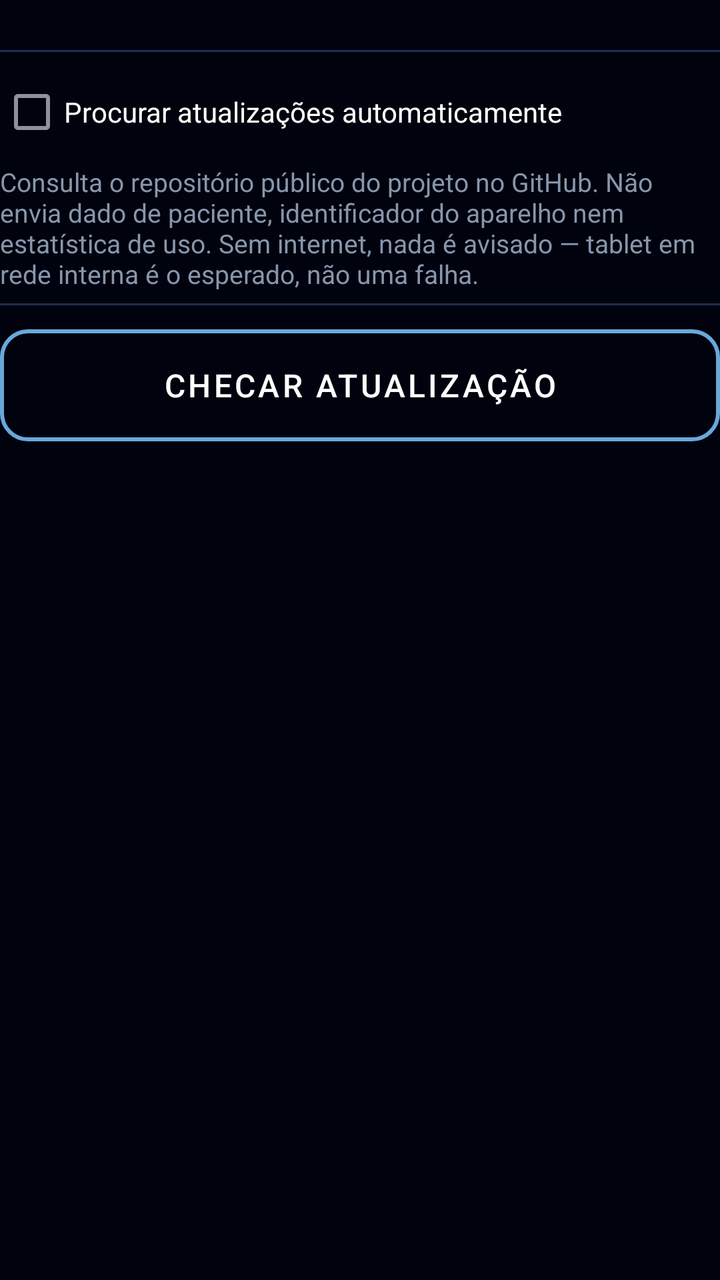
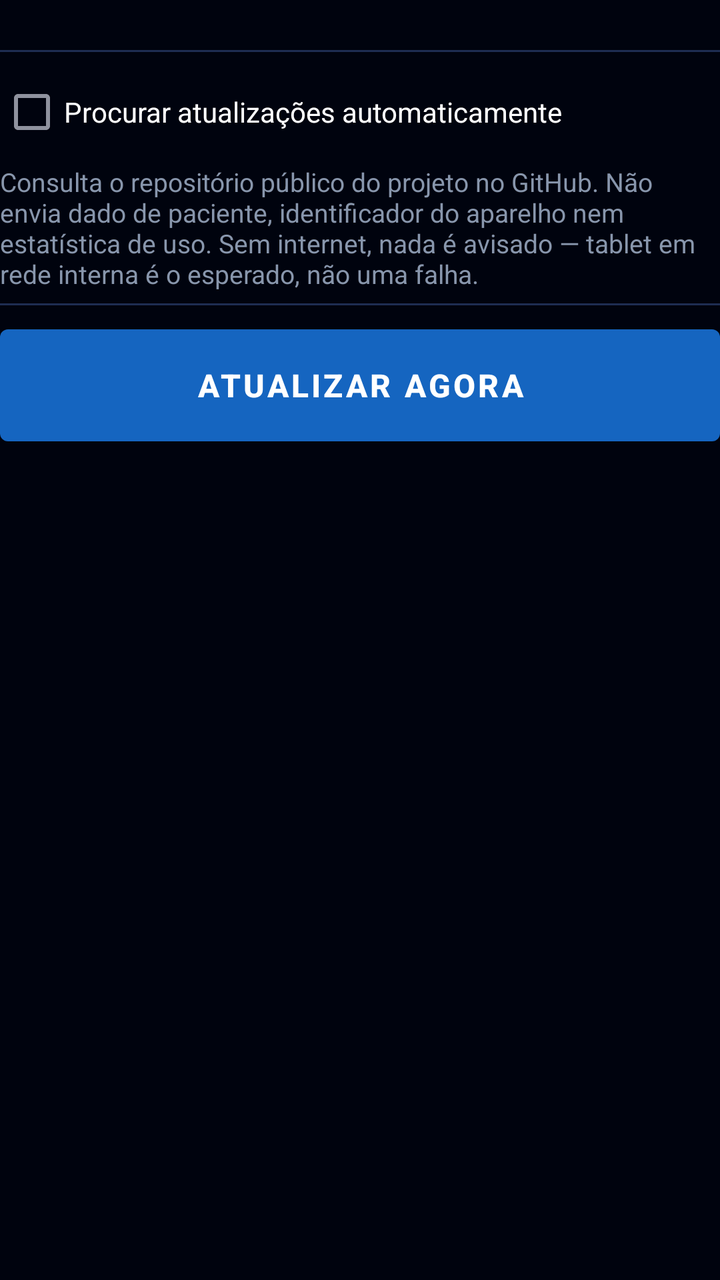

An Android layout rendered at two revisions. The XML below is the earlier revision; the diff shows what the commit changed to produce the second picture.
<!-- AndroidManifest.xml: application theme Theme.Radioterapia -->
<!-- res/layout/group_update.xml -->
<?xml version="1.0" encoding="utf-8"?>
<LinearLayout xmlns:android="http://schemas.android.com/apk/res/android"
    android:layout_width="match_parent"
    android:layout_height="wrap_content"
    android:orientation="vertical">

    <TextView android:id="@+id/txtUpdateInstalada"
        android:layout_width="match_parent"
        android:layout_height="wrap_content"
        android:textSize="14sp"
        android:textColor="@color/text_primary" />

    <View style="@style/SeparadorFino" />

    <CheckBox android:id="@+id/chkUpdateAuto"
        android:layout_width="match_parent"
        android:layout_height="wrap_content"
        android:minHeight="48dp"
        android:text="@string/update_auto_label" />

    <TextView
        android:layout_width="match_parent"
        android:layout_height="wrap_content"
        android:layout_marginTop="2dp"
        android:textSize="13sp"
        android:textColor="@color/text_tertiary"
        android:text="@string/update_auto_hint" />

    <View style="@style/SeparadorFino" />

    <Button android:id="@+id/btnUpdateChecar" style="@style/ButtonSecondary"
        android:layout_width="match_parent"
        android:layout_height="wrap_content"
        android:text="@string/update_check_btn" />

    <TextView android:id="@+id/txtUpdateEstado"
        android:layout_width="match_parent"
        android:layout_height="wrap_content"
        android:layout_marginTop="6dp"
        android:padding="8dp"
        android:textSize="13sp"
        android:textColor="@color/text_secondary" />

    <Button android:id="@+id/btnUpdateAgora" style="@style/ButtonPrimary"
        android:layout_width="match_parent"
        android:layout_height="wrap_content"
        android:layout_marginTop="4dp"
        android:visibility="gone"
        android:text="@string/update_now_btn" />

    <TextView android:id="@+id/txtUpdateNotas"
        android:layout_width="match_parent"
        android:layout_height="wrap_content"
        android:layout_marginTop="6dp"
        android:padding="8dp"
        android:textSize="13sp"
        android:visibility="gone"
        android:background="@drawable/bg_card_warning"
        android:textColor="@color/text_secondary" />

    <Button android:id="@+id/btnUpdatePagina" style="@style/ButtonSecondary"
        android:layout_width="match_parent"
        android:layout_height="wrap_content"
        android:layout_marginTop="4dp"
        android:visibility="gone"
        android:text="@string/update_open_page" />
</LinearLayout>
<!-- resources referenced by this layout -->
<resources>
  <color name="text_primary">#FFFFFF</color>
  <color name="text_secondary">#B8C5D6</color>
  <color name="text_tertiary">#8896AC</color>
  <!-- drawable bg_card_warning (drawable) -->
  <?xml version="1.0" encoding="utf-8"?>
  <shape xmlns:android="http://schemas.android.com/apk/res/android"
      android:shape="rectangle">
      <solid android:color="@color/status_info" />
      <stroke android:width="1dp" android:color="@color/divider" />
      <corners android:radius="8dp" />
  </shape>
  <string name="update_auto_hint">Consulta o repositório público do projeto no GitHub. Não envia dado de paciente, identificador do aparelho nem estatística de uso. Sem internet, nada é avisado — tablet em rede interna é o esperado, não uma falha.</string>
  <string name="update_auto_label">Procurar atualizações automaticamente</string>
  <string name="update_check_btn">Checar atualização</string>
  <string name="update_now_btn">Atualizar agora</string>
  <string name="update_open_page">Abrir a página da versão</string>
  <style name="ButtonPrimary" parent="Widget.MaterialComponents.Button">
          <item name="android:textColor">@color/text_on_dark</item>
          <item name="backgroundTint">@color/brand_primary_dark</item>
          <item name="android:textStyle">bold</item>
          <item name="android:textSize">16sp</item>
          <item name="android:minHeight">68dp</item>
      </style>
  <style name="ButtonSecondary" parent="Widget.MaterialComponents.Button.OutlinedButton">
          <item name="android:textColor">@color/text_primary</item>
          <item name="strokeColor">@color/brand_accent</item>
          <item name="strokeWidth">2dp</item>
          <item name="android:textSize">16sp</item>
          <item name="android:minHeight">68dp</item>
          <item name="cornerRadius">14dp</item>
      </style>
  <style name="SeparadorFino">
          <item name="android:layout_width">match_parent</item>
          <item name="android:layout_height">1dp</item>
          <item name="android:background">@color/divider</item>
          <item name="android:layout_marginTop">6dp</item>
          <item name="android:layout_marginBottom">6dp</item>
      </style>
  <style name="Theme.Radioterapia" parent="Theme.MaterialComponents.NoActionBar">
          <item name="colorPrimary">@color/brand_primary</item>
          <item name="colorPrimaryVariant">@color/brand_primary_dark</item>
          <item name="colorOnPrimary">@color/text_on_dark</item>
          <item name="colorSecondary">@color/brand_accent</item>
          <item name="colorOnSecondary">@color/text_on_dark</item>
  
          <item name="colorSurface">@color/bg_card</item>
          <item name="colorOnSurface">@color/text_primary</item>
          <item name="android:colorBackground">@color/bg_main</item>
          <item name="colorOnBackground">@color/text_primary</item>
  
          <item name="android:textColorPrimary">@color/text_primary</item>
          <item name="android:textColorSecondary">@color/text_secondary</item>
          <item name="android:textColorTertiary">@color/text_tertiary</item>
  
          <item name="android:windowBackground">@color/bg_main</item>
          <item name="android:statusBarColor" tools:targetApi="l">@color/bg_main</item>
          <item name="android:windowLightStatusBar" tools:targetApi="m">false</item>
      </style>
  <color name="status_info">#1A2545</color>
  <color name="divider">#1E2D52</color>
  <color name="text_on_dark">#FFFFFF</color>
  <color name="brand_primary_dark">#1565C0</color>
  <color name="brand_accent">#69A7DB</color>
  <color name="brand_primary">#42A5F5</color>
  <color name="bg_card">#0B132C</color>
  <color name="bg_main">#00030E</color>
</resources>

<!-- the commit's change to res/layout/group_update.xml (unified diff, before → after) -->
@@ -28,10 +28,10 @@
 
     <View style="@style/SeparadorFino" />
 
-    <Button android:id="@+id/btnUpdateChecar" style="@style/ButtonSecondary"
+    <Button android:id="@+id/btnUpdateAtualizar" style="@style/ButtonPrimary"
         android:layout_width="match_parent"
         android:layout_height="wrap_content"
-        android:text="@string/update_check_btn" />
+        android:text="@string/update_now_btn" />
 
     <TextView android:id="@+id/txtUpdateEstado"
         android:layout_width="match_parent"
@@ -39,23 +39,7 @@
         android:layout_marginTop="6dp"
         android:padding="8dp"
         android:textSize="13sp"
-        android:textColor="@color/text_secondary" />
-
-    <Button android:id="@+id/btnUpdateAgora" style="@style/ButtonPrimary"
-        android:layout_width="match_parent"
-        android:layout_height="wrap_content"
-        android:layout_marginTop="4dp"
         android:visibility="gone"
-        android:text="@string/update_now_btn" />
-
-    <TextView android:id="@+id/txtUpdateNotas"
-        android:layout_width="match_parent"
-        android:layout_height="wrap_content"
-        android:layout_marginTop="6dp"
-        android:padding="8dp"
-        android:textSize="13sp"
-        android:visibility="gone"
-        android:background="@drawable/bg_card_warning"
         android:textColor="@color/text_secondary" />
 
     <Button android:id="@+id/btnUpdatePagina" style="@style/ButtonSecondary"
<!-- resource entries referenced after the edit -->
@@ -3,17 +3,8 @@
   <color name="text_primary">#FFFFFF</color>
   <color name="text_secondary">#B8C5D6</color>
   <color name="text_tertiary">#8896AC</color>
-  <!-- drawable bg_card_warning (drawable) -->
-  <?xml version="1.0" encoding="utf-8"?>
-  <shape xmlns:android="http://schemas.android.com/apk/res/android"
-      android:shape="rectangle">
-      <solid android:color="@color/status_info" />
-      <stroke android:width="1dp" android:color="@color/divider" />
-      <corners android:radius="8dp" />
-  </shape>
   <string name="update_auto_hint">Consulta o repositório público do projeto no GitHub. Não envia dado de paciente, identificador do aparelho nem estatística de uso. Sem internet, nada é avisado — tablet em rede interna é o esperado, não uma falha.</string>
   <string name="update_auto_label">Procurar atualizações automaticamente</string>
-  <string name="update_check_btn">Checar atualização</string>
   <string name="update_now_btn">Atualizar agora</string>
   <string name="update_open_page">Abrir a página da versão</string>
   <style name="ButtonPrimary" parent="Widget.MaterialComponents.Button">
@@ -58,7 +49,6 @@
           <item name="android:statusBarColor" tools:targetApi="l">@color/bg_main</item>
           <item name="android:windowLightStatusBar" tools:targetApi="m">false</item>
       </style>
-  <color name="status_info">#1A2545</color>
   <color name="divider">#1E2D52</color>
   <color name="text_on_dark">#FFFFFF</color>
   <color name="brand_primary_dark">#1565C0</color>
